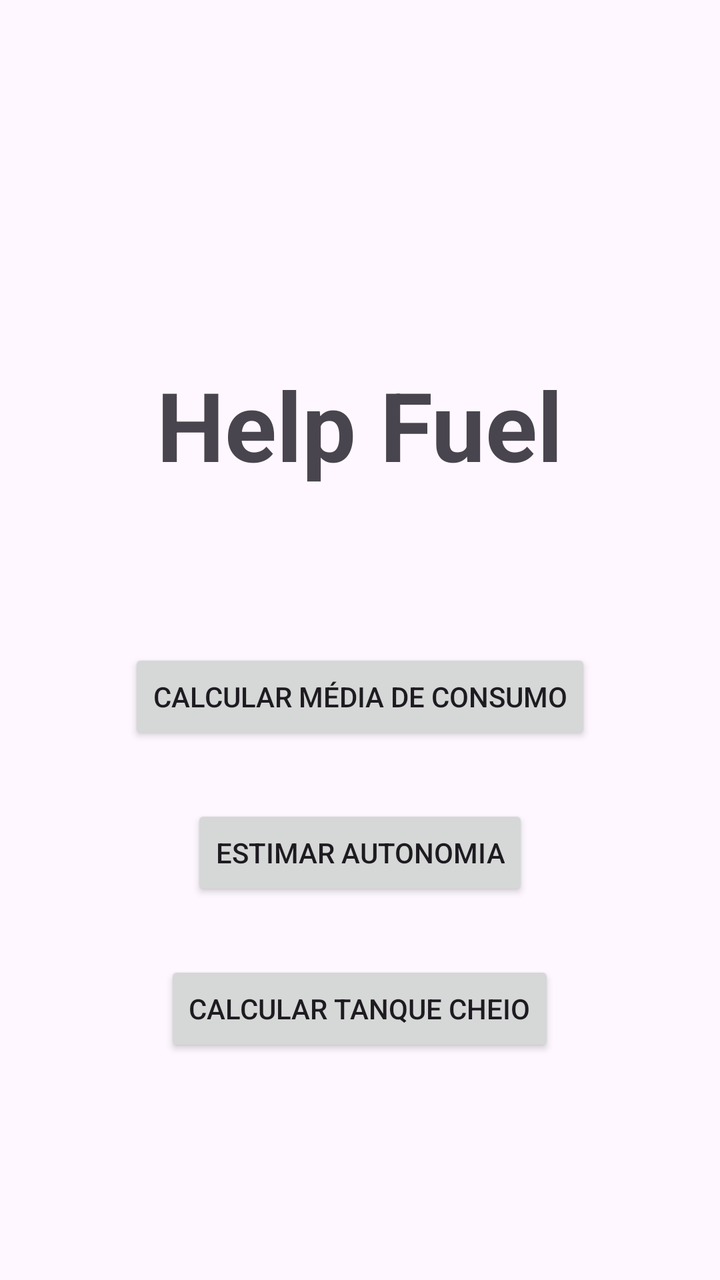
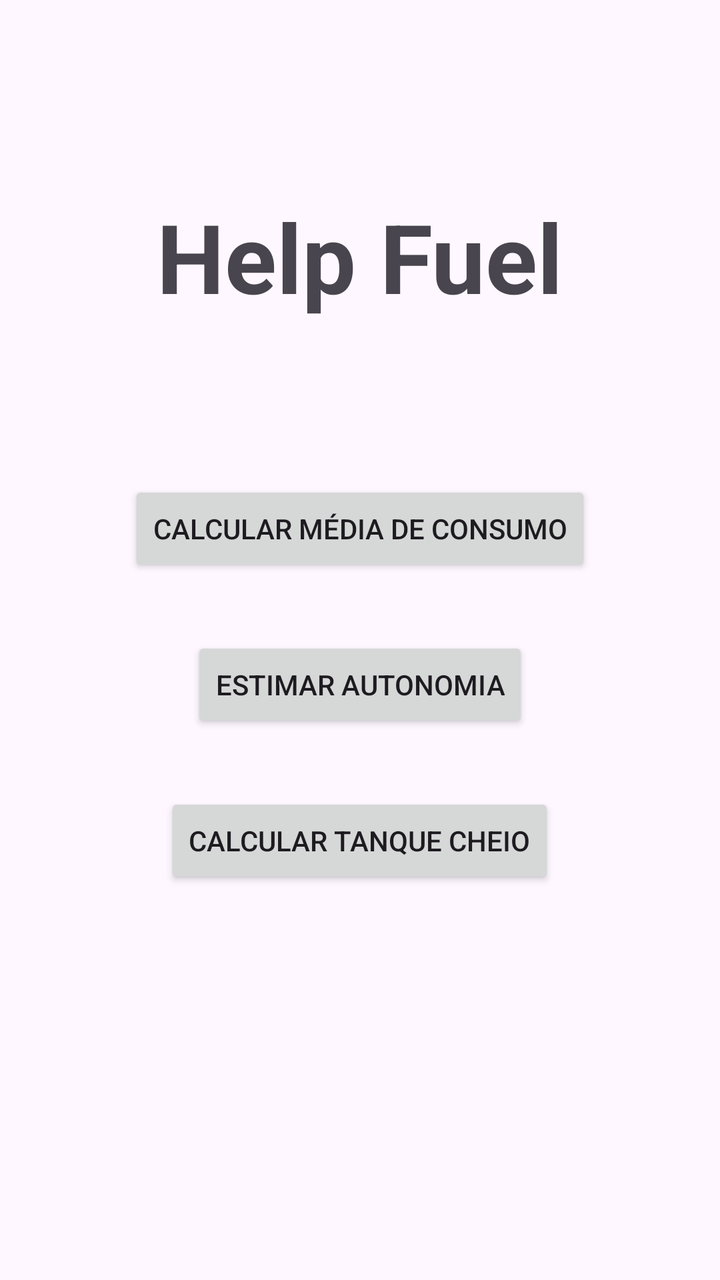

Two renders of the same Android screen: before a commit and after it. Below are the layout's source before the change and the commit's diff.
<!-- AndroidManifest.xml: application theme Theme.HelpFuel -->
<!-- res/layout/activity_main.xml -->
<?xml version="1.0" encoding="utf-8"?>
<androidx.constraintlayout.widget.ConstraintLayout xmlns:android="http://schemas.android.com/apk/res/android"
    xmlns:app="http://schemas.android.com/apk/res-auto"
    xmlns:tools="http://schemas.android.com/tools"
    android:id="@+id/main"
    android:layout_width="match_parent"
    android:layout_height="match_parent"
    tools:context=".MainActivity">

    <TextView
        android:id="@+id/textView"
        android:layout_width="wrap_content"
        android:layout_height="wrap_content"
        android:layout_marginTop="180dp"
        android:text="Help Fuel"
        android:textSize="48sp"
        android:textStyle="bold"
        app:layout_constraintEnd_toEndOf="parent"
        app:layout_constraintStart_toStartOf="parent"
        app:layout_constraintTop_toTopOf="parent" />

    <Button
        android:id="@+id/calcularMedia"
        android:layout_width="wrap_content"
        android:layout_height="wrap_content"
        android:layout_marginTop="80dp"
        android:onClick="abrirTelaMedia"
        android:text="Calcular Média de Consumo"
        app:layout_constraintEnd_toEndOf="parent"
        app:layout_constraintStart_toStartOf="parent"
        app:layout_constraintTop_toBottomOf="@+id/textView" />

    <Button
        android:id="@+id/calcularTanque"
        android:layout_width="wrap_content"
        android:layout_height="wrap_content"
        android:layout_marginTop="30dp"
        android:onClick="abrirTelaAutonomia"
        android:text="Estimar Autonomia"
        app:layout_constraintEnd_toEndOf="parent"
        app:layout_constraintStart_toStartOf="parent"
        app:layout_constraintTop_toBottomOf="@+id/calcularMedia" />

    <Button
        android:id="@+id/estimarAutonomia"
        android:layout_width="wrap_content"
        android:layout_height="wrap_content"
        android:layout_marginTop="30dp"
        android:onClick="abrirTelaTanque"
        android:text="Calcular Tanque Cheio"
        app:layout_constraintEnd_toEndOf="parent"
        app:layout_constraintHorizontal_bias="0.498"
        app:layout_constraintStart_toStartOf="parent"
        app:layout_constraintTop_toBottomOf="@+id/calcularTanque" />

</androidx.constraintlayout.widget.ConstraintLayout>
<!-- resources referenced by this layout -->
<resources>
  <style name="Theme.HelpFuel" parent="Base.Theme.HelpFuel" />
  <style name="Base.Theme.HelpFuel" parent="Theme.Material3.DayNight.NoActionBar">
          
          
      </style>
</resources>

<!-- the commit's change to res/layout/activity_main.xml (unified diff, before → after) -->
@@ -11,7 +11,7 @@
         android:id="@+id/textView"
         android:layout_width="wrap_content"
         android:layout_height="wrap_content"
-        android:layout_marginTop="180dp"
+        android:layout_marginTop="96dp"
         android:text="Help Fuel"
         android:textSize="48sp"
         android:textStyle="bold"
